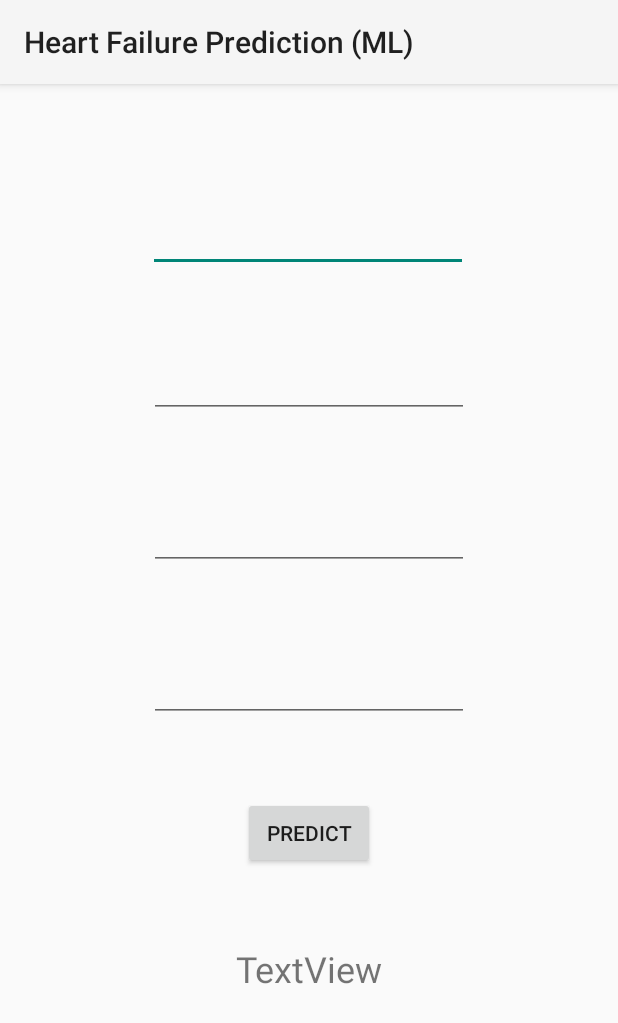
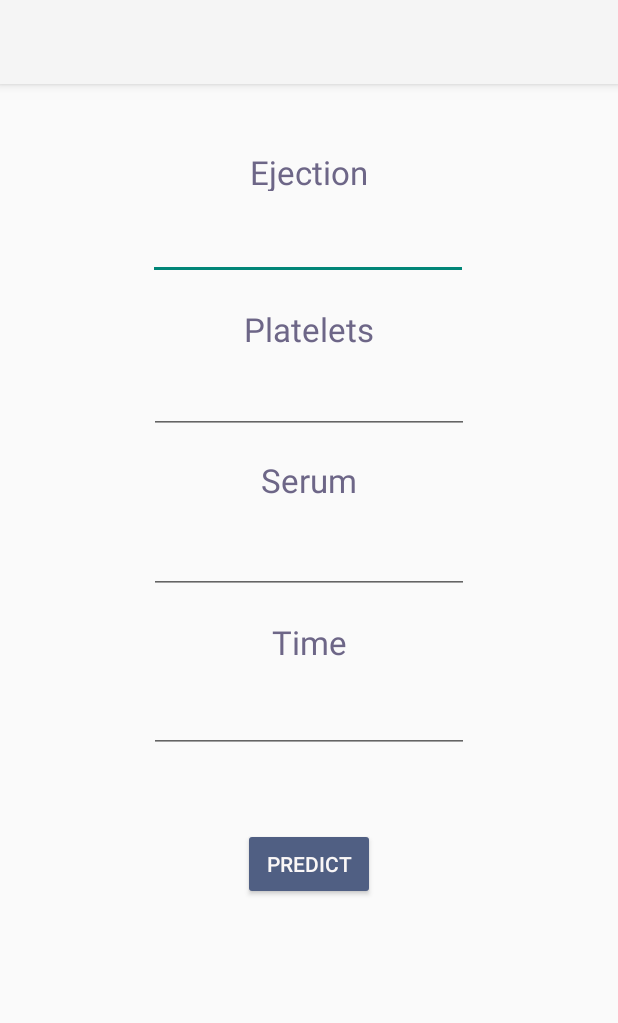
Before and after one commit to naimur978/HeartFailurePrediction_ML, an Android app: the screen it shows after launch (MainActivity), on a phone screen of 412 x 824 dp. Shown: the top 1023 px of the screen. Run offline under Robolectric (Android 15) with nearby library versions, the phone set to English and light mode, and no system bars; libraries missing offline, so code that uses them is left out: org.tensorflow.lite.

Commit message:
Change XML and Floating point

```diff
--- a/app/src/main/AndroidManifest.xml
+++ b/app/src/main/AndroidManifest.xml
@@ -8,7 +8,7 @@
         android:label="@string/app_name"
         android:roundIcon="@mipmap/ic_launcher_round"
         android:supportsRtl="true"
-        android:theme="@style/Theme.MaterialComponents.DayNight.Bridge">
+        android:theme="@style/Platform.MaterialComponents.Light">
         <activity android:name=".MainActivity">
             <intent-filter>
                 <action android:name="android.intent.action.MAIN" />
--- a/app/src/main/java/com/naimur978/heartfailurepredictionml/MainActivity.kt
+++ b/app/src/main/java/com/naimur978/heartfailurepredictionml/MainActivity.kt
@@ -24,18 +24,18 @@ class MainActivity : AppCompatActivity() {
             var ed3 : EditText = findViewById(R.id.editTextNumberDecimal3)
             var ed4 : EditText = findViewById(R.id.editTextNumberDecimal4)
 
-            var v1: Float = ed1.text.toString().toFloat()
+            var v1: Int = ed1.text.toString().toInt()
             var v2: Float = ed2.text.toString().toFloat()
             var v3: Float = ed3.text.toString().toFloat()
-            var v4: Float = ed4.text.toString().toFloat()
+            var v4: Int = ed4.text.toString().toInt()
 
 
 
             var byteBuffer : ByteBuffer = ByteBuffer.allocateDirect(4*4)
-            byteBuffer.putFloat(v1)
+            byteBuffer.putInt(v1)
             byteBuffer.putFloat(v2)
             byteBuffer.putFloat(v3)
-            byteBuffer.putFloat(v4)
+            byteBuffer.putInt(v4)
 
 
 
@@ -50,8 +50,8 @@ class MainActivity : AppCompatActivity() {
 
             var tv : TextView = findViewById(R.id.textView)
 
-            tv.setText("No : " + outputFeature0[0].toString() + "\n" +
-                    "Yes : " + outputFeature0[1].toString() + "\n"
+            tv.setText("No : " + (outputFeature0[0]* 100).toString()  + " %" + "\n" +
+                    "Yes : " + (outputFeature0[1]* 100).toString()  + " %" + "\n"
             )
 
             model.close()
--- a/app/src/main/res/layout/activity_main.xml
+++ b/app/src/main/res/layout/activity_main.xml
@@ -4,55 +4,60 @@
     xmlns:tools="http://schemas.android.com/tools"
     android:layout_width="match_parent"
     android:layout_height="match_parent"
+    android:textAlignment="center"
     tools:context=".MainActivity">
 
     <EditText
         android:id="@+id/editTextNumberDecimal"
         android:layout_width="wrap_content"
         android:layout_height="wrap_content"
-        android:layout_marginTop="80dp"
+        android:layout_marginTop="14dp"
         android:ems="10"
         android:inputType="numberDecimal"
+        android:textAlignment="center"
         app:layout_constraintEnd_toEndOf="parent"
         app:layout_constraintHorizontal_bias="0.497"
         app:layout_constraintStart_toStartOf="parent"
-        app:layout_constraintTop_toTopOf="parent" />
+        app:layout_constraintTop_toBottomOf="@+id/textView2" />
 
     <EditText
         android:id="@+id/editTextNumberDecimal2"
         android:layout_width="wrap_content"
         android:layout_height="wrap_content"
-        android:layout_marginTop="52dp"
+        android:layout_marginTop="12dp"
         android:ems="10"
         android:inputType="numberDecimal"
+        android:textAlignment="center"
         app:layout_constraintEnd_toEndOf="parent"
         app:layout_constraintHorizontal_bias="0.5"
         app:layout_constraintStart_toStartOf="parent"
-        app:layout_constraintTop_toBottomOf="@+id/editTextNumberDecimal" />
+        app:layout_constraintTop_toBottomOf="@+id/textView3" />
 
     <EditText
         android:id="@+id/editTextNumberDecimal3"
         android:layout_width="wrap_content"
         android:layout_height="wrap_content"
-        android:layout_marginTop="56dp"
+        android:layout_marginTop="18dp"
         android:ems="10"
         android:inputType="numberDecimal"
+        android:textAlignment="center"
         app:layout_constraintEnd_toEndOf="parent"
         app:layout_constraintHorizontal_bias="0.5"
         app:layout_constraintStart_toStartOf="parent"
-        app:layout_constraintTop_toBottomOf="@+id/editTextNumberDecimal2" />
+        app:layout_constraintTop_toBottomOf="@+id/textView4" />
 
     <EditText
         android:id="@+id/editTextNumberDecimal4"
         android:layout_width="wrap_content"
         android:layout_height="wrap_content"
-        android:layout_marginTop="56dp"
+        android:layout_marginTop="16dp"
         android:ems="10"
         android:inputType="numberDecimal"
+        android:textAlignment="center"
         app:layout_constraintEnd_toEndOf="parent"
         app:layout_constraintHorizontal_bias="0.5"
         app:layout_constraintStart_toStartOf="parent"
-        app:layout_constraintTop_toBottomOf="@+id/editTextNumberDecimal3" />
+        app:layout_constraintTop_toBottomOf="@+id/textView5" />
 
     <Button
         android:id="@+id/button"
@@ -60,7 +65,8 @@
         android:layout_height="wrap_content"
         android:layout_marginTop="50dp"
         android:text="Predict"
-
+        android:backgroundTint="#505F83"
+        android:textColor="#FAF7F7"
         app:layout_constraintEnd_toEndOf="parent"
         app:layout_constraintHorizontal_bias="0.5"
         app:layout_constraintStart_toStartOf="parent"
@@ -68,16 +74,69 @@
 
     <TextView
         android:id="@+id/textView"
-        android:layout_width="225dp"
-        android:layout_height="147dp"
-        android:layout_marginTop="32dp"
+        android:layout_width="222dp"
+        android:layout_height="110dp"
+        android:layout_marginTop="50dp"
         android:layout_marginBottom="30dp"
-        android:text="TextView"
         android:textAlignment="center"
+        android:textColor="#185265"
         android:textSize="24sp"
         app:layout_constraintBottom_toBottomOf="parent"
         app:layout_constraintEnd_toEndOf="parent"
         app:layout_constraintStart_toStartOf="parent"
         app:layout_constraintTop_toBottomOf="@+id/button" />
 
+    <TextView
+        android:id="@+id/textView2"
+        android:layout_width="161dp"
+        android:layout_height="27dp"
+        android:layout_marginTop="44dp"
+        android:text="Ejection Fraction"
+        android:textAlignment="center"
+        android:textColor="#6D6687"
+        android:textSize="22sp"
+        app:layout_constraintEnd_toEndOf="parent"
+        app:layout_constraintHorizontal_bias="0.5"
+        app:layout_constraintStart_toStartOf="parent"
+        app:layout_constraintTop_toTopOf="parent" />
+
+    <TextView
+        android:id="@+id/textView4"
+        android:layout_width="161dp"
+        android:layout_height="27dp"
+        android:layout_marginTop="16dp"
+        android:text="Serum Creatinine"
+        android:textAlignment="center"
+        android:textColor="#6D6687"
+        android:textSize="22sp"
+        app:layout_constraintEnd_toEndOf="parent"
+        app:layout_constraintStart_toStartOf="parent"
+        app:layout_constraintTop_toBottomOf="@+id/editTextNumberDecimal2" />
+
+    <TextView
+        android:id="@+id/textView5"
+        android:layout_width="161dp"
+        android:layout_height="27dp"
+        android:layout_marginTop="17dp"
+        android:text="Time"
+        android:textAlignment="center"
+        android:textColor="#6D6687"
+        android:textSize="22sp"
+        app:layout_constraintEnd_toEndOf="parent"
+        app:layout_constraintStart_toStartOf="parent"
+        app:layout_constraintTop_toBottomOf="@+id/editTextNumberDecimal3" />
+
+    <TextView
+        android:id="@+id/textView3"
+        android:layout_width="161dp"
+        android:layout_height="27dp"
+        android:layout_marginTop="18dp"
+        android:text="Platelets"
+        android:textAlignment="center"
+        android:textColor="#6D6687"
+        android:textSize="22sp"
+        app:layout_constraintEnd_toEndOf="parent"
+        app:layout_constraintStart_toStartOf="parent"
+        app:layout_constraintTop_toBottomOf="@+id/editTextNumberDecimal" />
+
 </androidx.constraintlayout.widget.ConstraintLayout>
--- a/app/src/main/res/values-night/themes.xml
+++ b/app/src/main/res/values-night/themes.xml
@@ -1,6 +1,6 @@
 <resources xmlns:tools="http://schemas.android.com/tools">
     <!-- Base application theme. -->
-    <style name="Theme.HeartFailurePredictionML" parent="Theme.MaterialComponents.DayNight.DarkActionBar">
+    <style name="Theme.HeartFailurePredictionML" parent="Theme.MaterialComponents.DayNight">
         <!-- Primary brand color. -->
         <item name="colorPrimary">@color/purple_200</item>
         <item name="colorPrimaryVariant">@color/purple_700</item>
--- a/app/src/main/res/values/colors.xml
+++ b/app/src/main/res/values/colors.xml
@@ -1,9 +1,9 @@
 <?xml version="1.0" encoding="utf-8"?>
 <resources>
-    <color name="purple_200">#FFBB86FC</color>
-    <color name="purple_500">#FF6200EE</color>
+    <color name="purple_200">#000000</color>
+    <color name="purple_500">#000000</color>
     <color name="purple_700">#FF3700B3</color>
-    <color name="teal_200">#FF03DAC5</color>
+    <color name="teal_200">#000000</color>
     <color name="teal_700">#FF018786</color>
     <color name="black">#FF000000</color>
     <color name="white">#FFFFFFFF</color>
--- a/app/src/main/res/values/strings.xml
+++ b/app/src/main/res/values/strings.xml
@@ -1,3 +1,3 @@
 <resources>
-    <string name="app_name">Heart Failure Prediction (ML)</string>
+    <string name="app_name"></string>
 </resources>
--- a/app/src/main/res/values/themes.xml
+++ b/app/src/main/res/values/themes.xml
@@ -1,6 +1,6 @@
 <resources xmlns:tools="http://schemas.android.com/tools">
     <!-- Base application theme. -->
-    <style name="Theme.HeartFailurePredictionML" parent="Theme.MaterialComponents.DayNight.DarkActionBar">
+    <style name="Theme.HeartFailurePredictionML" parent="Theme.MaterialComponents.DayNight">
         <!-- Primary brand color. -->
         <item name="colorPrimary">@color/purple_500</item>
         <item name="colorPrimaryVariant">@color/purple_700</item>
```
